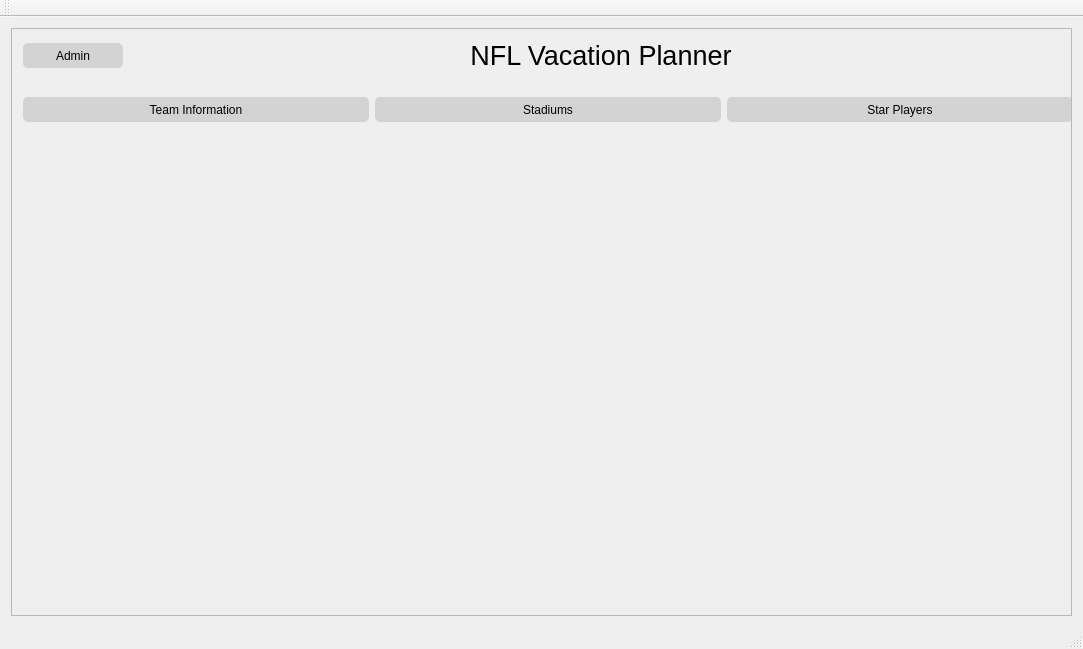
Cyriously1/NFLTour, file mainwindow.ui: the form before one commit.
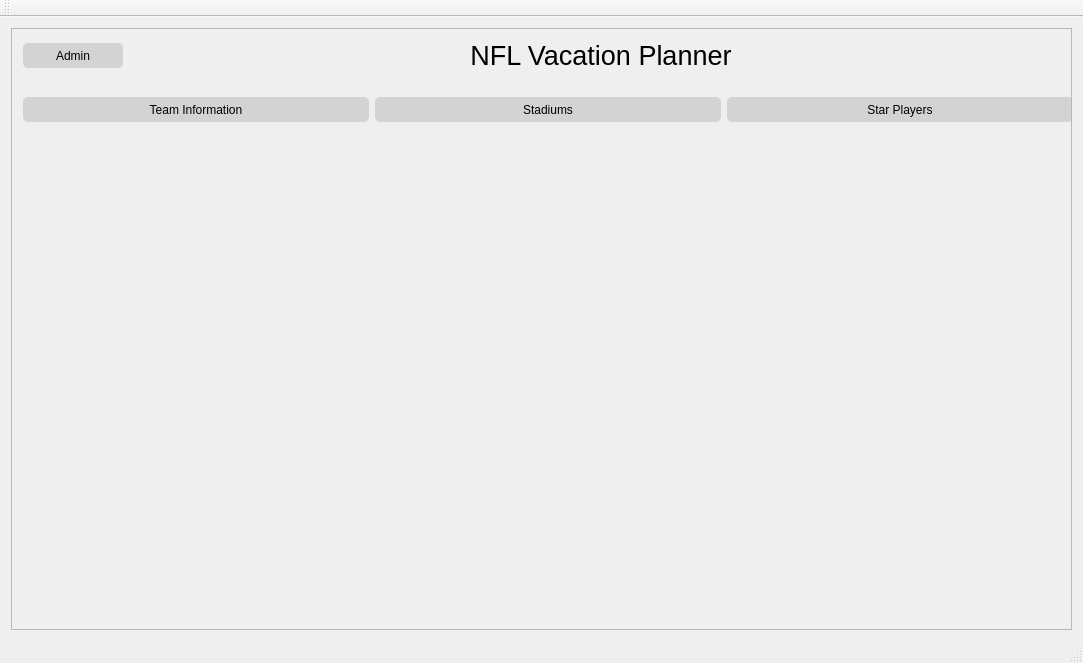
The form after the commit. Icons and pictures are not drawn.

Commit message: fixed admin commit button and mainwindow picture resizing

```diff
--- a/mainwindow.ui
+++ b/mainwindow.ui
@@ -7,7 +7,7 @@
     <x>0</x>
     <y>0</y>
     <width>1083</width>
-    <height>649</height>
+    <height>663</height>
    </rect>
   </property>
   <property name="windowTitle">
@@ -230,7 +230,7 @@
             </property>
             <property name="maximumSize">
              <size>
-              <width>1050</width>
+              <width>9999</width>
               <height>500</height>
              </size>
             </property>
```
Left out of the diff: 2 changed lines with no effect on the pictures. The commit also changes 2 other files.
